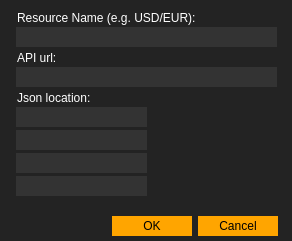
Before: the Qt Designer form configitem.ui in Acria-Network/Acria-Oracle-Node-Qt, drawn with Qt 5.
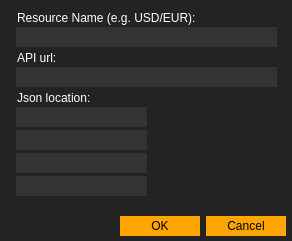
After: the same form once the commit is applied. Icons and pictures are not drawn.

The edit to the form file:
```diff
--- a/configitem.ui
+++ b/configitem.ui
@@ -24,7 +24,7 @@
   <widget class="QDialogButtonBox" name="buttonBox_1">
    <property name="geometry">
     <rect>
-     <x>17</x>
+     <x>25</x>
      <y>210</y>
      <width>261</width>
      <height>32</height>
```
